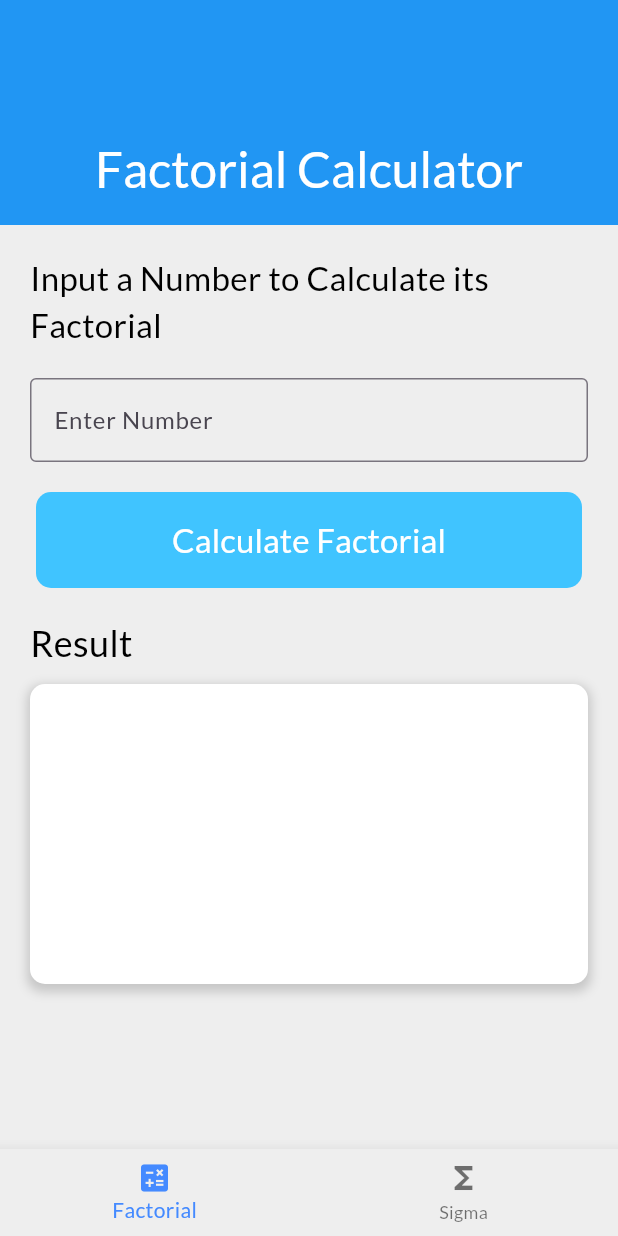
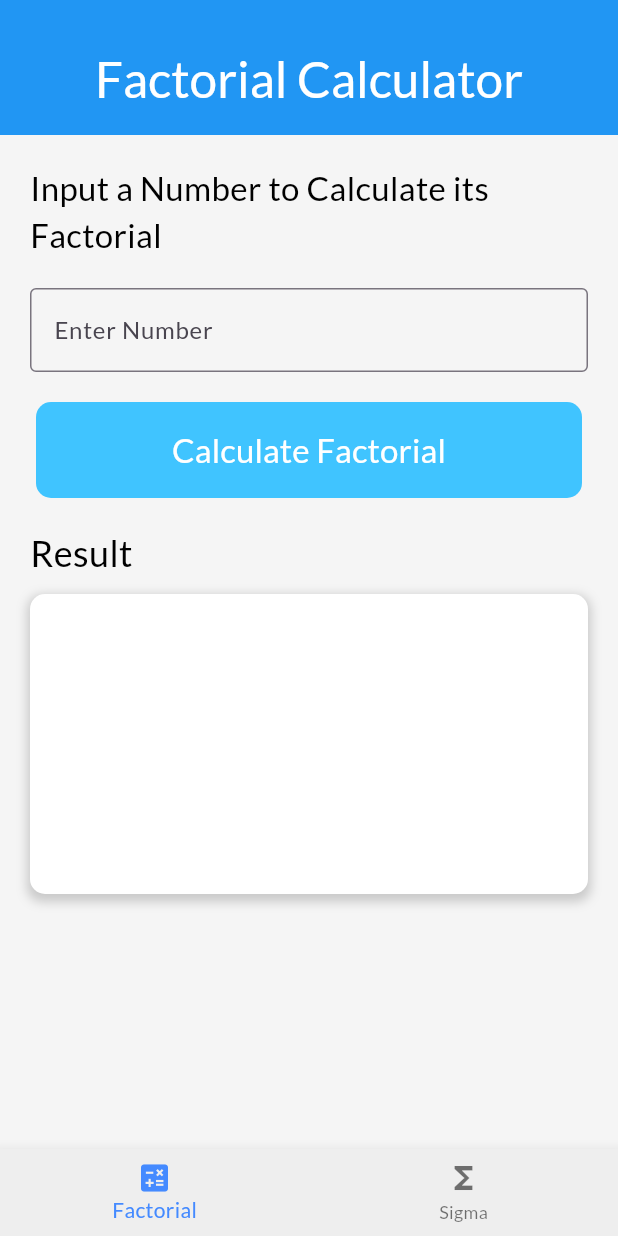
Before and after one commit to 0xAhmd/math, a Flutter app: the screen it shows after launch, on a phone screen of 412 x 824 dp. Run offline on Flutter 3.47's test engine with Material 3 defaults, Android fonts, the phone set to English and light mode, and no system bars; our stand-ins replace google_fonts; missing offline and left inert: flutter_math_fork.

Commit message:
minor changes

```diff
--- a/lib/main.dart
+++ b/lib/main.dart
@@ -27,7 +27,7 @@ class MyApp extends StatelessWidget {
           selectedItemColor: Colors.blueAccent,
           backgroundColor: Colors.grey[200],
         ),
-        scaffoldBackgroundColor: Colors.grey[200],
+        scaffoldBackgroundColor: Colors.grey[100],
         fontFamily: GoogleFonts.lato().fontFamily,
       ),
       home: const FactorialPage(),
--- a/lib/pages/factorial_page.dart
+++ b/lib/pages/factorial_page.dart
@@ -67,7 +67,7 @@ class _FactorialPageState extends State<FactorialPage> {
         slivers: [
           const SliverAppBar(
             pinned: true,
-            expandedHeight: 150.0,
+            expandedHeight: 90.0,
             backgroundColor: Colors.blue,
             flexibleSpace: FlexibleSpaceBar(
               title: Text(
@@ -129,7 +129,7 @@ class _FactorialPageState extends State<FactorialPage> {
         slivers: [
           SliverAppBar(
             pinned: true,
-            expandedHeight: 150.0,
+            expandedHeight: 90.0,
             backgroundColor: Colors.blue,
             flexibleSpace: FlexibleSpaceBar(
               title: Text(
```
